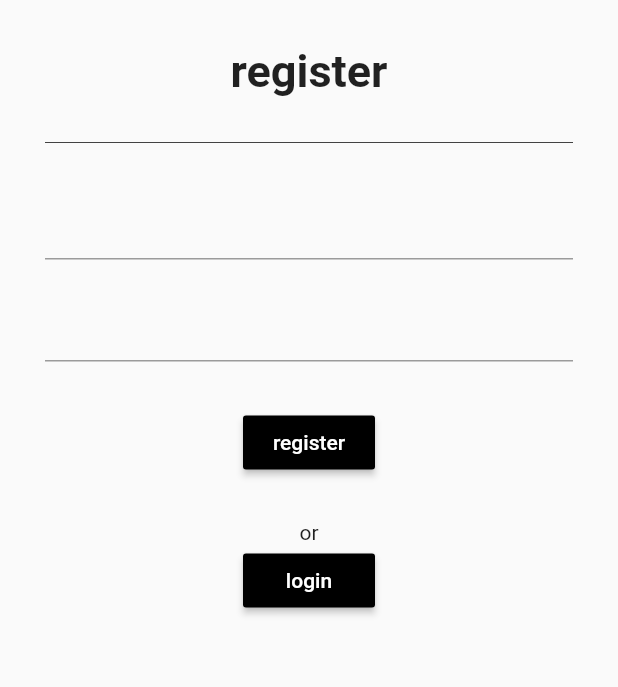
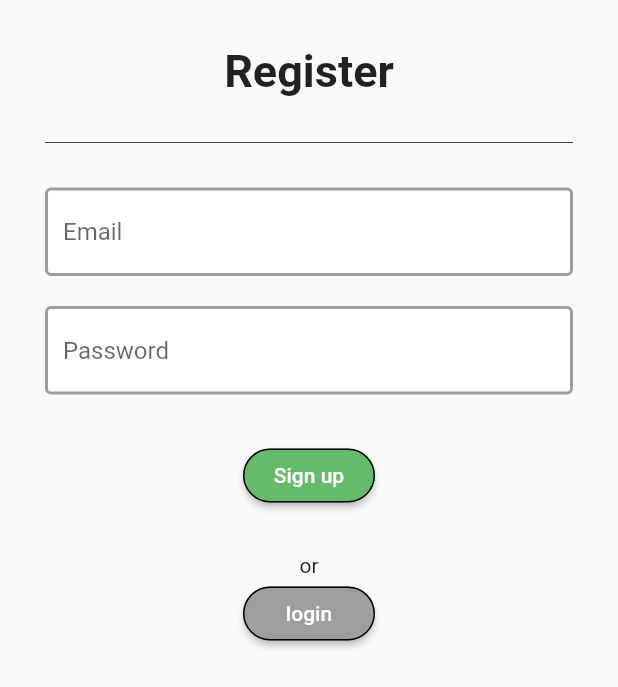
Before and after one commit to KabageMark/Notify2, a Flutter app: the screen it shows after launch, after a tap on "login", after a tap on "register", on a phone screen of 412 x 824 dp. Shown: the top 687 px of the screen. Run offline on Flutter 3.47's test engine with Material 2 defaults, Android fonts, the phone set to English and light mode, and no system bars; our stand-ins replace cloud_firestore, firebase_auth, image_picker, pdf; missing offline and left inert: firebase_ml_vision, flutter_full_pdf_viewer; accounts and stored records are empty.

Commit message:
Screenshots have been added

```diff
--- a/lib/Authenticate/login.dart
+++ b/lib/Authenticate/login.dart
@@ -1,5 +1,6 @@
 import 'package:flutter/material.dart';
 import 'package:notify/Services/auth.dart';
+import 'package:notify/decoration/decoration.dart';
 
 class Login extends StatefulWidget {
   final Function toggleview;
@@ -26,35 +27,27 @@ class _LoginState extends State<Login> {
     return Container(
       child: Scaffold(
         body:Padding(padding:  EdgeInsets.fromLTRB(30, 30, 30, 0,),
+        child: SingleChildScrollView(
             child: Column(
             crossAxisAlignment: CrossAxisAlignment.start,
             children: <Widget>[
 
-           Row(children: <Widget>[
-             Text('Sign in'),
-            SizedBox(width:50),
-
               Center(
                   child:
-                Text('login' ,style:TextStyle(fontWeight: FontWeight.bold,fontSize: 30),),
+                  Text('Login' ,style:TextStyle(fontWeight: FontWeight.bold,fontSize: 30),),
               ),
-           SizedBox(width:29),
-            FlatButton.icon(
-            icon:Icon (Icons.person),
-            label: Text('Register'),
-            onPressed: () {
-            },
-            )
-           ],),
+
               Divider(
                 height: 60,
                 color: Colors.grey[800],
               ),
+
               Form(
                 key: _formkey,
                 child: Column(
                   children: <Widget>[
                     TextFormField(
+                      decoration: textInputDecoration.copyWith(hintText:'Email'),
                       validator: (val) => val.isEmpty ? 'Enter valid email ' : null,
                       onChanged: (val)  {
                       setState(() {
@@ -66,6 +59,7 @@ class _LoginState extends State<Login> {
                     SizedBox(height: 20,),
 
                     TextFormField(
+                      decoration: textInputDecoration.copyWith(hintText:'Password'),
                       validator: (val) => val.isEmpty ? 'Enter valid password ' : null,
                       onChanged: (val)  {
                        setState(() {
@@ -89,7 +83,10 @@ class _LoginState extends State<Login> {
                       }
 
                       },
-                    color: Colors.black,
+                      shape:OutlineInputBorder(
+                            borderRadius: BorderRadius.all(Radius.circular(25.0))),
+
+                      color: Colors.green[400],
                       child: Text( 'login' , style: TextStyle(color:Colors.white),),
                       ),
 
@@ -100,7 +97,9 @@ class _LoginState extends State<Login> {
                       onPressed: () {
                         widget.toggleview();
                       },
-                    color: Colors.black,
+                      shape:OutlineInputBorder(
+                            borderRadius: BorderRadius.all(Radius.circular(25.0))),
+                      color: Colors.grey,
                       child: Text( 'register' , style: TextStyle(color:Colors.white),),
                       )
 
@@ -115,6 +114,7 @@ class _LoginState extends State<Login> {
 
           ),
         ),
+      ),
     )
     );
   }
--- a/lib/Authenticate/register.dart
+++ b/lib/Authenticate/register.dart
@@ -1,5 +1,6 @@
 import 'package:flutter/material.dart';
 import 'package:notify/Services/auth.dart';
+import 'package:notify/decoration/decoration.dart';
 
 class Register extends StatefulWidget {
 
@@ -27,13 +28,14 @@ class _RegisterState extends State<Register> {
        return Container(
       child: Scaffold(
         body:Padding(padding:  EdgeInsets.fromLTRB(30, 30, 30, 0,),
+        child: SingleChildScrollView(
             child: Column(
             crossAxisAlignment: CrossAxisAlignment.start,
             children: <Widget>[
 
               Center(
                   child:
-                Text('register' ,style:TextStyle(fontWeight: FontWeight.bold,fontSize: 30),),
+                  Text('Register' ,style:TextStyle(fontWeight: FontWeight.bold,fontSize: 30),),
               ),
 
                      Divider(
@@ -45,6 +47,7 @@ class _RegisterState extends State<Register> {
                 child: Column(
                   children: <Widget>[
                     TextFormField(
+                      decoration: textInputDecoration.copyWith(hintText:'Email'),
                       validator: (val) => val.isEmpty ? 'Enter valid email ' : null,
                       onChanged: (val)  {
                       setState(() {
@@ -56,6 +59,7 @@ class _RegisterState extends State<Register> {
                     SizedBox(height: 20,),
 
                     TextFormField(
+                      decoration: textInputDecoration.copyWith(hintText:'Password'),
                       validator: (val) => val.length < 6 ? 'Enter passsword more than 6 characters ' : null,
                       onChanged: (val)  {
                        setState(() {
@@ -79,8 +83,10 @@ class _RegisterState extends State<Register> {
                       }
 
                       },
-                    color: Colors.black,
-                    child: Text( 'register' , style: TextStyle(color:Colors.white),),
+                      color: Colors.green[400],
+                      shape:OutlineInputBorder(
+                            borderRadius: BorderRadius.all(Radius.circular(25.0))),
+                      child: Text( 'Sign up' , style: TextStyle(color:Colors.white),),
                       ),
                        SizedBox(height: 12,),
                       Text(error ,style: TextStyle(color: Colors.red),),
@@ -89,7 +95,9 @@ class _RegisterState extends State<Register> {
                       onPressed: ()  {
                       widget.toggleview();
                       },
-                    color: Colors.black,
+                      color: Colors.grey,
+                      shape:OutlineInputBorder(
+                            borderRadius: BorderRadius.all(Radius.circular(25.0))),
                       child: Text( 'login' , style: TextStyle(color:Colors.white),),
                       )
 
@@ -104,6 +112,7 @@ class _RegisterState extends State<Register> {
 
           ),
         ),
+      ),
     )
     );
   }
--- a/lib/Screens/home.dart
+++ b/lib/Screens/home.dart
@@ -34,9 +34,8 @@ class _HomeState extends State<Home> {
 
      child: Scaffold(
        appBar: AppBar(
-         title:Text('Home'),
-         backgroundColor:Colors.grey[500],
-         elevation: 0.0,
+         title:Text('Notify' , style: TextStyle(color: Colors.black, fontStyle: FontStyle.italic)),
+         backgroundColor:Colors.green[300],
          actions: <Widget>[
            FlatButton.icon(
              onPressed: () async{
@@ -51,20 +50,16 @@ class _HomeState extends State<Home> {
             bottomNavigationBar: BottomNavigationBar(
         items: const <BottomNavigationBarItem>[
           BottomNavigationBarItem(
-            icon: Icon(Icons.home),
+            icon: Icon(Icons.note),
             title: Text('Home'),
           ),
           BottomNavigationBarItem(
-            icon: Icon(Icons.scanner),
+            icon: Icon(Icons.note_add),
             title: Text('Scan'),
-          ),
-          BottomNavigationBarItem(
-            icon: Icon(Icons.note_add),
-            title: Text('Notes'),
           ),
         ],
         currentIndex: _selectedIndex,
-        selectedItemColor: Colors.grey[800],
+        selectedItemColor: Colors.green[400],
         onTap: _onItemTapped,
       ),
      )
--- /dev/null
+++ b/lib/decoration/decoration.dart
@@ -0,0 +1,12 @@
+import 'package:flutter/material.dart';
+
+const textInputDecoration = InputDecoration(
+      fillColor: Colors.white,
+      filled: true,
+      enabledBorder: OutlineInputBorder(
+        borderSide:BorderSide( color:Colors.grey, width:2.0 ),
+      ),
+      focusedBorder: OutlineInputBorder(
+        borderSide:BorderSide( color:Colors.black, width:2.0 ),
+      ),
+);
```
Also changed, not shown: 7 other files. Lines whose indentation alone changed are shown as unchanged.
